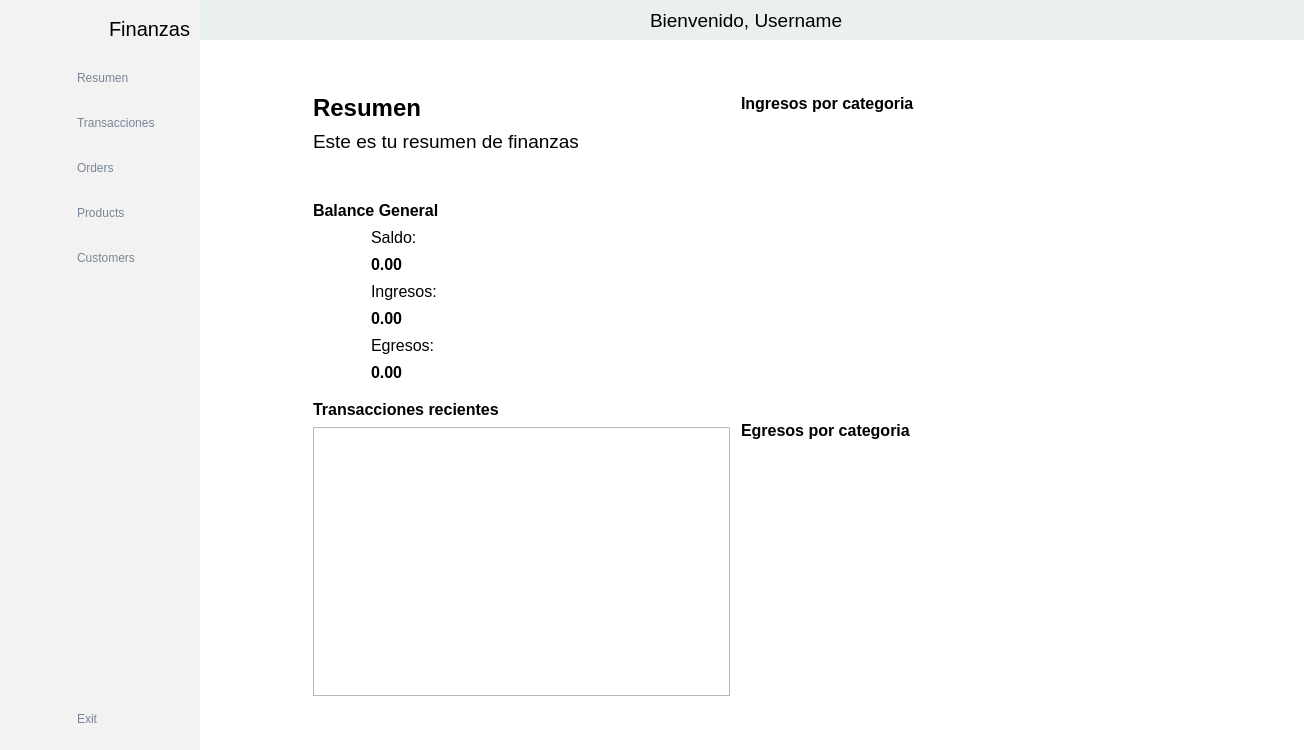
phkandresc/asistente-personal, file asistente-personal-ventanas/ventanaPrincipal/ventanaPrincipal.ui: the form before one commit.
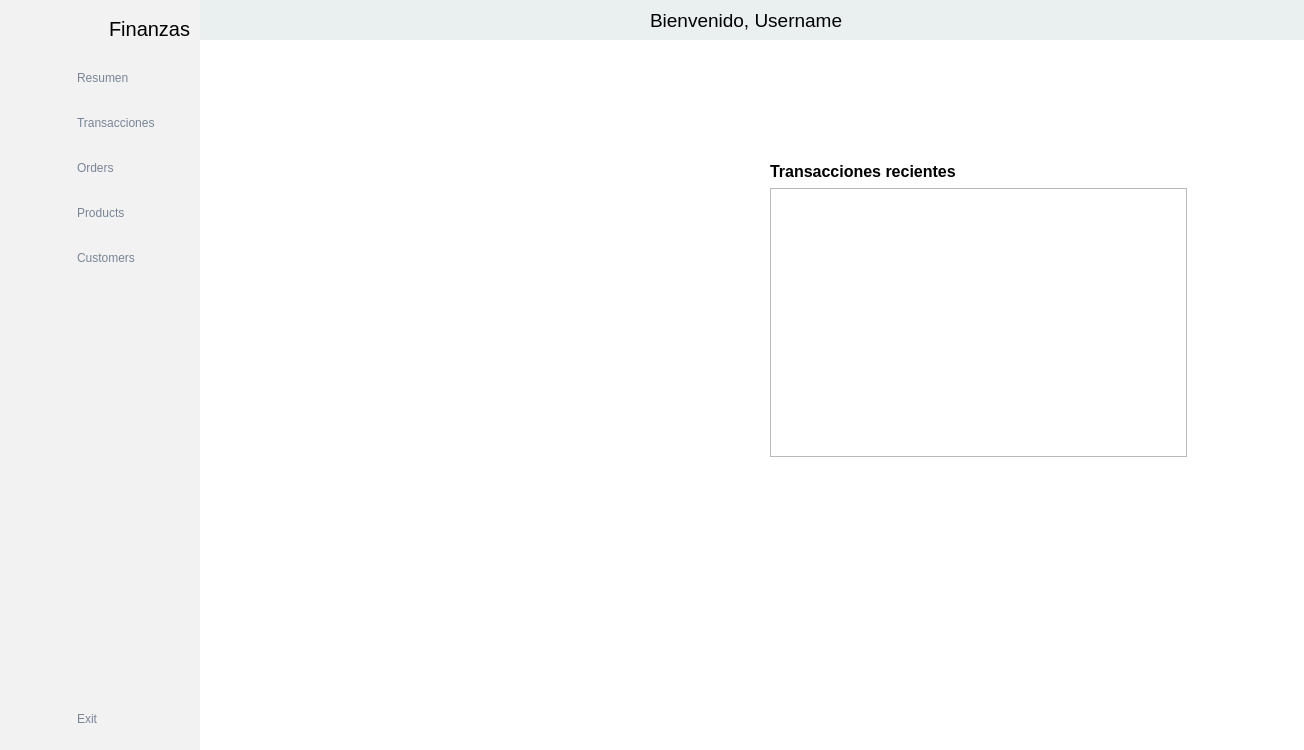
The form after the commit. Icons and pictures are not drawn.

Commit message: Add financial calendar widget and integrate with transaction data

Diff of the .ui file:
```diff
--- a/asistente-personal-ventanas/ventanaPrincipal/ventanaPrincipal.ui
+++ b/asistente-personal-ventanas/ventanaPrincipal/ventanaPrincipal.ui
@@ -249,7 +249,7 @@
           <string notr="true"/>
          </property>
          <property name="currentIndex">
-          <number>0</number>
+          <number>1</number>
          </property>
          <widget class="QWidget" name="paginaResumen">
           <property name="styleSheet">
@@ -715,24 +715,62 @@
            </item>
           </layout>
          </widget>
-         <widget class="QWidget" name="page_2">
-          <layout class="QGridLayout" name="gridLayout_3">
-           <item row="0" column="0">
-            <widget class="QLabel" name="label_5">
-             <property name="font">
-              <font>
-               <pointsize>20</pointsize>
-              </font>
-             </property>
-             <property name="text">
-              <string>Dashboard Page</string>
-             </property>
-             <property name="alignment">
-              <set>Qt::AlignmentFlag::AlignCenter</set>
-             </property>
-            </widget>
-           </item>
-          </layout>
+         <widget class="QWidget" name="paginaTransacciones">
+          <widget class="QWidget" name="widgetCalendario" native="true">
+           <property name="geometry">
+            <rect>
+             <x>40</x>
+             <y>130</y>
+             <width>341</width>
+             <height>291</height>
+            </rect>
+           </property>
+          </widget>
+          <widget class="QWidget" name="">
+           <property name="geometry">
+            <rect>
+             <x>570</x>
+             <y>120</y>
+             <width>419</width>
+             <height>297</height>
+            </rect>
+           </property>
+           <layout class="QVBoxLayout" name="verticalLayout_18">
+            <item>
+             <widget class="QLabel" name="lblBalanceGeneral_5">
+              <property name="font">
+               <font>
+                <pointsize>12</pointsize>
+                <bold>true</bold>
+                <kerning>true</kerning>
+               </font>
+              </property>
+              <property name="text">
+               <string>Transacciones recientes</string>
+              </property>
+              <property name="margin">
+               <number>0</number>
+              </property>
+             </widget>
+            </item>
+            <item>
+             <widget class="QListWidget" name="listTransaccionesPorDia">
+              <property name="minimumSize">
+               <size>
+                <width>417</width>
+                <height>269</height>
+               </size>
+              </property>
+              <property name="maximumSize">
+               <size>
+                <width>417</width>
+                <height>269</height>
+               </size>
+              </property>
+             </widget>
+            </item>
+           </layout>
+          </widget>
          </widget>
          <widget class="QWidget" name="page_3">
           <layout class="QGridLayout" name="gridLayout_4">
```
Left out of the diff: 828 changed lines with no effect on the pictures. The commit also changes 5 other files.
